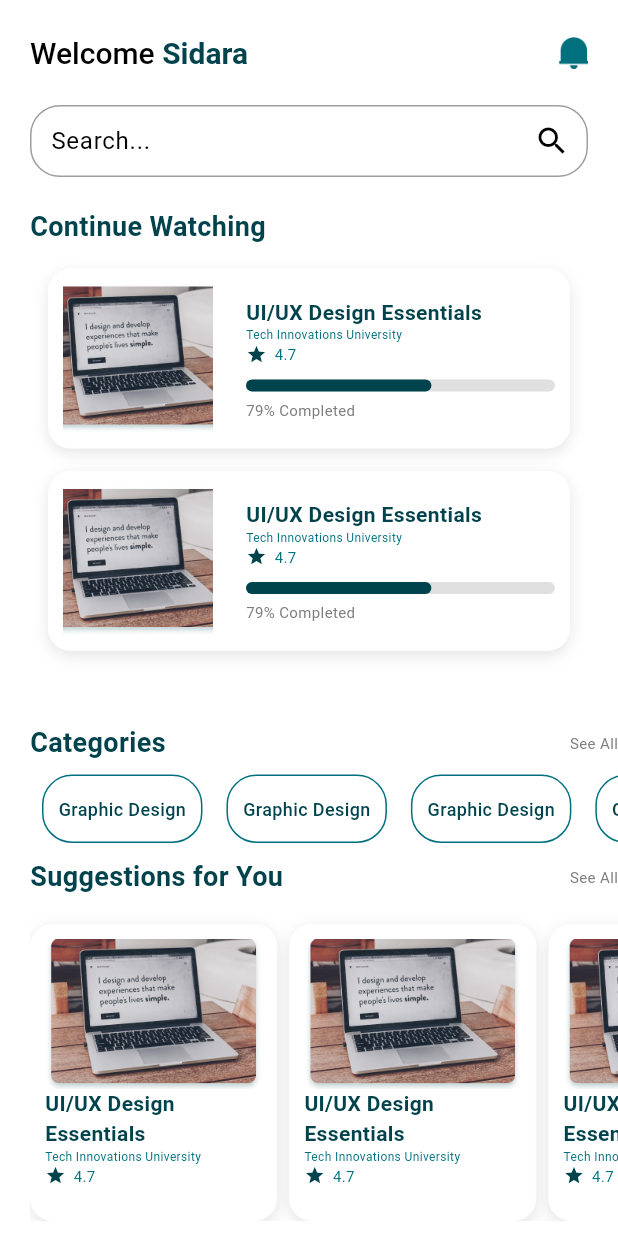
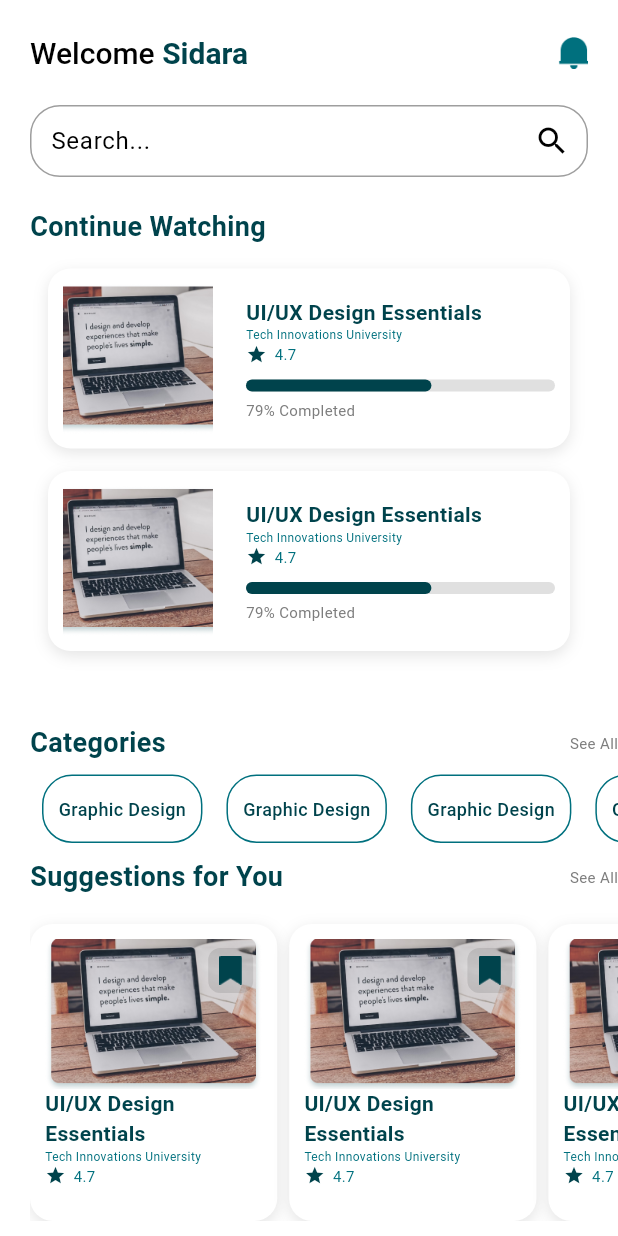
Before and after one commit to swagatapal/E_Learning, a Flutter app: the HomePage screen opened directly, on a phone screen of 412 x 824 dp. Run offline on Flutter 3.47's test engine with Material 3 defaults, Android fonts, the phone set to English and light mode, and no system bars; our stand-ins replace flutter_bounce, persistent_bottom_nav_bar, smooth_page_indicator.

Commit message:
bookmark ui added on the suggestion item

```diff
--- a/lib/Screens/Home/Widgets/suggestions_item.dart
+++ b/lib/Screens/Home/Widgets/suggestions_item.dart
@@ -31,12 +31,36 @@ class SuggestionsItem extends StatelessWidget {
           child: Column(
             crossAxisAlignment: CrossAxisAlignment.start,
             children: [
-              Image.asset(
-                "assets/images/testImage1.png",
-                height: 100,
-                width: 150,
-                fit: BoxFit.cover,
+              Stack(
+                alignment: Alignment.topRight,
+                children: [
+                  Image.asset(
+                    "assets/images/testImage1.png",
+                    height: 100,
+                    width: 150,
+                    fit: BoxFit.cover,
+                  ),
+                  Padding(
+                    padding: const EdgeInsets.only(top: 6.0, right: 6),
+                    child: Container(
+                      height: 30,
+                      width: 30,
+                      decoration:  BoxDecoration(
+                        color: Colors.transparent.withOpacity(0.1),
+                        borderRadius: const BorderRadius.all(Radius.circular(8)),
+                      ),
+                      child:Center(child: Image.asset("assets/images/bookmark2.png", height: 25,width: 15,)) ,
+                    ),
+                  ),
+                ],
               ),
+
+              // Image.asset(
+              //   "assets/images/testImage1.png",
+              //   height: 100,
+              //   width: 150,
+              //   fit: BoxFit.cover,
+              // ),
               Column(
                 crossAxisAlignment: CrossAxisAlignment.start,
                 children: [
```
Also changed, not shown: assets/images/bookmark1.png (added), assets/images/bookmark2.png (added).
